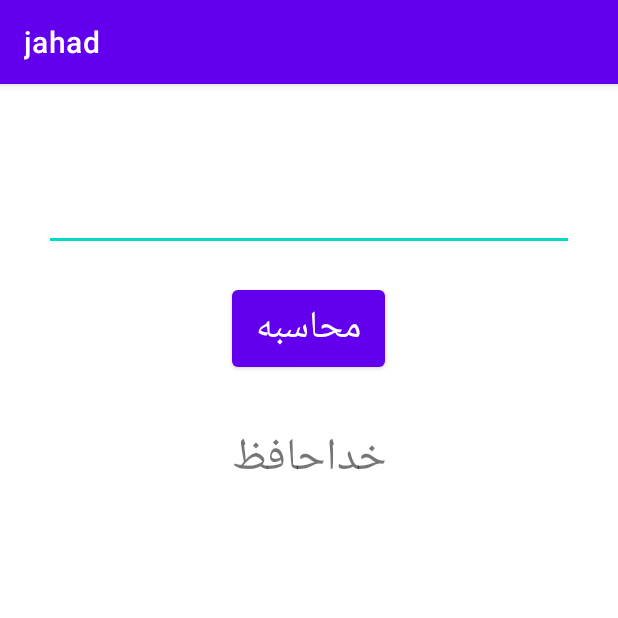
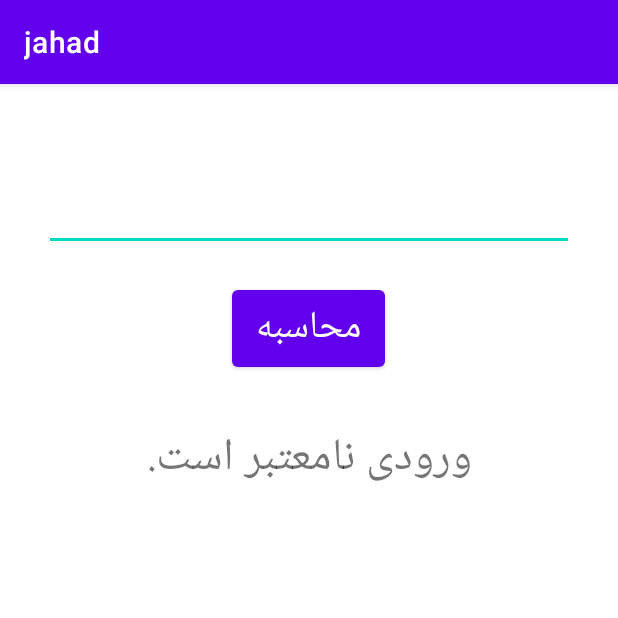
Before and after one commit to alisenemmar/contacts, an Android app: the screen it shows after launch (MainActivity), after a tap on "محاسبه", on a phone screen of 412 x 824 dp, the top half of it. Run offline under Robolectric (Android 15) with nearby library versions, the phone set to English and light mode, and no system bars.

Commit message:
10 - if (4)

```diff
--- a/app/src/main/java/com/jahad/contacts/MainActivity.java
+++ b/app/src/main/java/com/jahad/contacts/MainActivity.java
@@ -34,11 +34,22 @@ public class MainActivity extends AppCompatActivity {
         bt1.setOnClickListener(new View.OnClickListener() {
             @Override
             public void onClick(View v) {
-                String s = et1.getText().toString();
-                float a = Float.parseFloat(s);
+                String traffic_light = et1.getText().toString();
 
-                if (a>0 && a>10) tv1.setText("سلام");
-                else tv1.setText("خداحافظ");
+                switch (traffic_light) {
+                    case "sabz":
+                        tv1.setText("حرکت");
+                        break;
+                    case "zard":
+                        tv1.setText("احتیاط");
+                        break;
+                    case "ghermez":
+                        tv1.setText("ایست");
+                        break;
+                    default:
+                        tv1.setText("ورودی نامعتبر است.");
+                        break;
+                }
             }
         });
 
```
